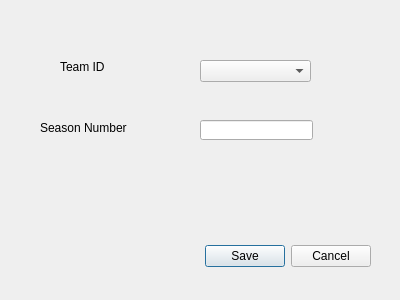
Qt form UI/newseason.ui (ebzimny01/gd-recruit) before a commit.
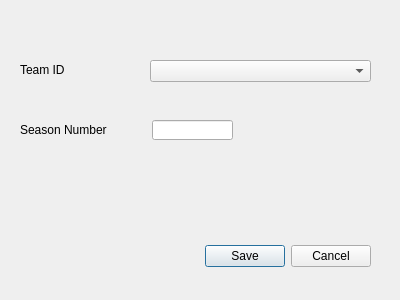
The same form after that commit.

```diff
--- a/UI/newseason.ui
+++ b/UI/newseason.ui
@@ -35,10 +35,10 @@
   <widget class="QLabel" name="labelTeamID">
    <property name="geometry">
     <rect>
-     <x>60</x>
+     <x>20</x>
      <y>60</y>
-     <width>47</width>
-     <height>14</height>
+     <width>91</width>
+     <height>20</height>
     </rect>
    </property>
    <property name="text">
@@ -48,10 +48,10 @@
   <widget class="QLabel" name="labelSeasonNumber">
    <property name="geometry">
     <rect>
-     <x>40</x>
+     <x>20</x>
      <y>120</y>
-     <width>91</width>
-     <height>16</height>
+     <width>111</width>
+     <height>20</height>
     </rect>
    </property>
    <property name="text">
@@ -61,9 +61,9 @@
   <widget class="QLineEdit" name="lineEditSeasonNumber">
    <property name="geometry">
     <rect>
-     <x>200</x>
+     <x>152</x>
      <y>120</y>
-     <width>113</width>
+     <width>81</width>
      <height>20</height>
     </rect>
    </property>
@@ -71,9 +71,9 @@
   <widget class="QComboBox" name="comboBoxTeamID">
    <property name="geometry">
     <rect>
-     <x>200</x>
+     <x>150</x>
      <y>60</y>
-     <width>111</width>
+     <width>221</width>
      <height>22</height>
     </rect>
    </property>
```
Left out of the diff: 7 changed lines with no effect on the pictures.
